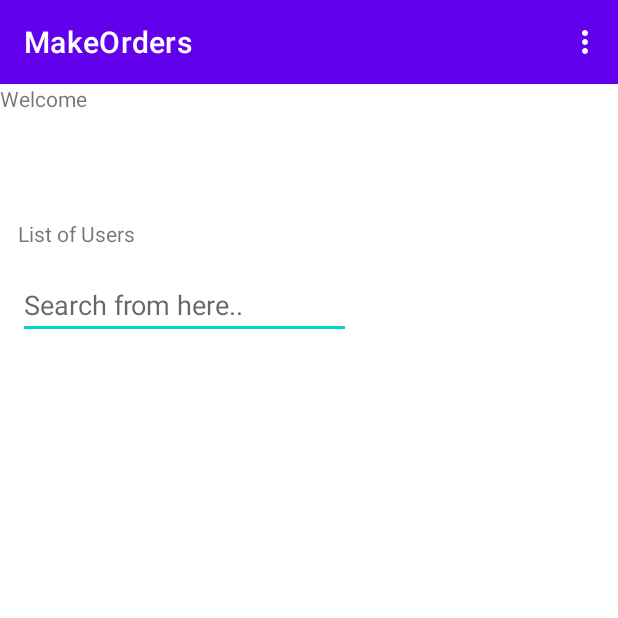
After one commit to kclaudeeager/MakeOrdeApp, an Android app: the AdminHomePage screen opened directly, with no data from a screen before it, on a phone screen of 412 x 824 dp, the top half of it. The commit adds this screen. Run offline under Robolectric (Android 15) with nearby library versions, the phone set to English and light mode, and no system bars; our stand-ins replace Volley; network calls fail; 7 statements that could not run were skipped.

Commit message:
Admin page

```diff
--- /dev/null
+++ b/app/src/main/java/com/demo/makeorders/AdminHomePage.java
@@ -0,0 +1,218 @@
+package com.demo.makeorders;
+
+import static com.demo.makeorders.MainActivity.toMap;
+
+import androidx.appcompat.app.AppCompatActivity;
+import androidx.appcompat.view.menu.MenuBuilder;
+import androidx.recyclerview.widget.RecyclerView;
+
+import android.annotation.SuppressLint;
+import android.app.ProgressDialog;
+import android.content.Intent;
+import android.os.Bundle;
+import android.util.Log;
+import android.view.Menu;
+import android.view.MenuInflater;
+import android.view.MenuItem;
+import android.view.View;
+import android.widget.Button;
+import android.widget.EditText;
+import android.widget.FrameLayout;
+import android.widget.TextView;
+import android.widget.Toast;
+
+import com.android.volley.AuthFailureError;
+import com.android.volley.DefaultRetryPolicy;
+import com.android.volley.RequestQueue;
+import com.android.volley.Response;
+import com.android.volley.VolleyError;
+import com.android.volley.toolbox.JsonObjectRequest;
+import com.android.volley.toolbox.Volley;
+
+import org.json.JSONArray;
+import org.json.JSONException;
+import org.json.JSONObject;
+
+import java.io.UnsupportedEncodingException;
+import java.util.ArrayList;
+import java.util.HashMap;
+import java.util.Map;
+
+public class AdminHomePage extends AppCompatActivity {
+  ArrayList<User> userArrayList;
+  UserAdapter userAdapter;
+  TextView userName;
+  User user;
+  EditText search;
+  Button logoutBtn;
+  RecyclerView recyclerView;
+  FrameLayout frameLayout;
+  String all_names="";
+
+    @Override
+    protected void onCreate(Bundle savedInstanceState) {
+        super.onCreate(savedInstanceState);
+        setContentView(R.layout.activity_admin_home_page);
+        userArrayList=new ArrayList<>();
+        userName=(TextView) findViewById(R.id.username);
+        search=(EditText) findViewById(R.id.search_user);
+        recyclerView=(RecyclerView) findViewById(R.id.userList);
+        frameLayout=(FrameLayout) findViewById(R.id.details);
+        Intent intent=getIntent();
+        String response=intent.getStringExtra("UserInfo");
+
+        try {
+            Log.i("Admin details:", ""+response);
+            JSONObject responseJs=new JSONObject(response);
+            String token=responseJs.get("token").toString();
+            Log.i("Admin details:", responseJs.get("User").toString());
+            JSONObject userJson=new JSONObject(responseJs.get("User").toString());
+            all_names=userJson.get("firstName").toString()+" "+userJson.get("lastName").toString();
+            userName.setText(userJson.get("company").toString());
+            Log.i("AdminJson :",userJson.toString());
+        } catch (JSONException e) {
+            e.printStackTrace();
+        }
+        loadUsers();
+    }
+    public void parseVollyError(VolleyError error){
+        try {
+            String responseBody=new String(error.networkResponse.data,"utf-8");
+            JSONObject data=new JSONObject(responseBody);
+            Log.i("ErrorRe: ",responseBody);
+            String message=data.getString("message");
+            Log.d("Status: ",data.getString("status"));
+            if(data.getString("status").equalsIgnoreCase("500") && message==""){
+                message="Invalid email or password";
+            }
+            Log.i("Error: ",message);
+            Toast.makeText(getApplicationContext(),"Error: "+message,Toast.LENGTH_LONG).show();
+        } catch (UnsupportedEncodingException | JSONException  e) {
+            e.printStackTrace();
+        }
+        catch (NullPointerException nullPointerException){
+            nullPointerException.printStackTrace();
+        }
+    }
+    synchronized private void loadUsers(){
+        final ProgressDialog progressDialog = new ProgressDialog(this);
+        progressDialog.setCancelable(true);
+        progressDialog.setMessage("Please wait for loading....");
+        progressDialog.setProgressStyle(ProgressDialog.STYLE_SPINNER);
+        progressDialog.show();
+        new Thread() {
+            public void run() {
+                try {
+                    RequestQueue requestQueue = Volley.newRequestQueue(AdminHomePage.this);
+                    int method=0;
+                    String url = "https://orderproductsapi.herokuapp.com/api/v1/User/";
+
+                    JSONObject js = new JSONObject();
+
+                    // Make request for JSONObject
+                    JsonObjectRequest jsonObjReq = new JsonObjectRequest(
+                            method, url,null,
+                            new Response.Listener<JSONObject>() {
+                                @Override
+                                public void onResponse(JSONObject response) {
+                                    Log.i("Response obj: ",response.toString());
+                                  Map  UserInfo=new HashMap<>();
+                                    try {
+
+                                        UserInfo=toMap(response);
+                                        Log.i("User details:",UserInfo.toString());
+                                        JSONArray jsonArray=new JSONArray(response.get("Users").toString());
+                                        for(int i=0;i<jsonArray.length();i++){
+                                            user=new User();
+                                          JSONObject object=new JSONObject(jsonArray.getJSONObject(i).toString());
+                                          user.setCompany(object.getString("company"));
+                                          user.setEmail(object.getString("email"));
+                                          user.setRole(object.getInt("role"));
+                                          Log.i("User:>>",user.toString());
+                                          if(!userArrayList.contains(user))
+                                          userArrayList.add(user);
+                                        }
+
+                                        progressDialog.dismiss();
+                                    } catch (JSONException e) {
+                                        e.printStackTrace();
+                                    }
+                                }
+                            }, new Response.ErrorListener() {
+                        @Override
+                        public void onErrorResponse(VolleyError error) {
+                         //  parseVollyError(error);
+                            Log.i("error: ",""+error);
+                            progressDialog.dismiss();
+                        }
+                    }) {
+
+                        /**
+                         * Passing some request headers
+                         */
+                        @Override
+                        public Map<String, String> getHeaders() throws AuthFailureError {
+                            HashMap<String, String> headers = new HashMap<String, String>();
+                            headers.put("Content-Type", "application/json; charset=utf-8");
+                            return headers;
+                        }
+
+                    };
+
+                    // Adding request to request queue
+                    Volley.newRequestQueue(AdminHomePage.this).add(jsonObjReq).setRetryPolicy(new DefaultRetryPolicy(0,-1,DefaultRetryPolicy.DEFAULT_BACKOFF_MULT))
+                            .setShouldCache(false);
+
+                }
+
+                catch (Exception e) {
+                    Log.e("tag", ""+e.getMessage());
+                }
+                // dismiss the progress dialog
+
+
+                // finish();
+            }
+        }.start();
+
+    }
+
+    @Override
+    public void invalidateOptionsMenu() {
+        super.invalidateOptionsMenu();
+    }
+@SuppressLint("RestrictedApi")
+@Override
+    public boolean onCreateOptionsMenu(Menu menu) {
+
+
+        MenuInflater inflater = getMenuInflater();
+        inflater.inflate(R.menu.my_menu, menu);
+      menu.findItem(R.id.user).setTitle(all_names);
+      if(menu instanceof MenuBuilder){
+          ((MenuBuilder) menu).setOptionalIconsVisible(true);
+      }
+        return  super.onCreateOptionsMenu(menu);
+    }
+    public boolean onOptionsItemSelected(MenuItem item) {
+
+        switch (item.getItemId()) {
+            case R.id.logout:
+            logout();
+                return true;
+            case R.id.user:
+               showProfile();
+                return true;
+
+            default:
+                return super.onOptionsItemSelected(item);
+        }
+
+    }
+
+    private void showProfile() {
+    }
+
+    private void logout() {
+    }
+}
--- /dev/null
+++ b/app/src/main/res/drawable/logout.xml
@@ -0,0 +1,10 @@
+<vector xmlns:android="http://schemas.android.com/apk/res/android"
+    android:width="24dp"
+    android:height="24dp"
+    android:viewportWidth="24"
+    android:viewportHeight="24"
+    >
+  <path
+      android:fillColor="@android:color/holo_red_dark"
+      android:pathData="M13,3h-2v10h2L13,3zM17.83,5.17l-1.42,1.42C17.99,7.86 19,9.81 19,12c0,3.87 -3.13,7 -7,7s-7,-3.13 -7,-7c0,-2.19 1.01,-4.14 2.58,-5.42L6.17,5.17C4.23,6.82 3,9.26 3,12c0,4.97 4.03,9 9,9s9,-4.03 9,-9c0,-2.74 -1.23,-5.18 -3.17,-6.83z"/>
+</vector>
--- /dev/null
+++ b/app/src/main/res/drawable/settings.xml
@@ -0,0 +1,10 @@
+<vector xmlns:android="http://schemas.android.com/apk/res/android"
+    android:width="24dp"
+    android:height="24dp"
+    android:viewportWidth="24"
+    android:viewportHeight="24"
+    android:tint="@color/design_default_color_secondary">
+  <path
+      android:fillColor="@android:color/holo_blue_bright"
+      android:pathData="M19.14,12.94c0.04,-0.3 0.06,-0.61 0.06,-0.94c0,-0.32 -0.02,-0.64 -0.07,-0.94l2.03,-1.58c0.18,-0.14 0.23,-0.41 0.12,-0.61l-1.92,-3.32c-0.12,-0.22 -0.37,-0.29 -0.59,-0.22l-2.39,0.96c-0.5,-0.38 -1.03,-0.7 -1.62,-0.94L14.4,2.81c-0.04,-0.24 -0.24,-0.41 -0.48,-0.41h-3.84c-0.24,0 -0.43,0.17 -0.47,0.41L9.25,5.35C8.66,5.59 8.12,5.92 7.63,6.29L5.24,5.33c-0.22,-0.08 -0.47,0 -0.59,0.22L2.74,8.87C2.62,9.08 2.66,9.34 2.86,9.48l2.03,1.58C4.84,11.36 4.8,11.69 4.8,12s0.02,0.64 0.07,0.94l-2.03,1.58c-0.18,0.14 -0.23,0.41 -0.12,0.61l1.92,3.32c0.12,0.22 0.37,0.29 0.59,0.22l2.39,-0.96c0.5,0.38 1.03,0.7 1.62,0.94l0.36,2.54c0.05,0.24 0.24,0.41 0.48,0.41h3.84c0.24,0 0.44,-0.17 0.47,-0.41l0.36,-2.54c0.59,-0.24 1.13,-0.56 1.62,-0.94l2.39,0.96c0.22,0.08 0.47,0 0.59,-0.22l1.92,-3.32c0.12,-0.22 0.07,-0.47 -0.12,-0.61L19.14,12.94zM12,15.6c-1.98,0 -3.6,-1.62 -3.6,-3.6s1.62,-3.6 3.6,-3.6s3.6,1.62 3.6,3.6S13.98,15.6 12,15.6z"/>
+</vector>
--- a/app/src/main/res/layout-land/activity_main.xml
+++ b/app/src/main/res/layout-land/activity_main.xml
@@ -68,6 +68,7 @@
         android:layout_marginTop="24dp"
 
         android:background="@color/teal_700"
+        android:drawableLeft="@drawable/login"
         android:shadowRadius="@integer/material_motion_duration_medium_2"
         android:text="Login"
         android:textColor="@color/white"
--- /dev/null
+++ b/app/src/main/res/layout/activity_admin_home_page.xml
@@ -0,0 +1,73 @@
+<?xml version="1.0" encoding="utf-8"?>
+<androidx.constraintlayout.widget.ConstraintLayout xmlns:android="http://schemas.android.com/apk/res/android"
+    xmlns:app="http://schemas.android.com/apk/res-auto"
+    xmlns:tools="http://schemas.android.com/tools"
+    android:layout_width="match_parent"
+    android:layout_height="match_parent"
+    tools:context=".AdminHomePage">
+
+    <TextView
+        android:id="@+id/textView5"
+        android:layout_width="94dp"
+        android:layout_height="35dp"
+        android:text="Welcome"
+        app:layout_constraintStart_toStartOf="parent"
+        app:layout_constraintTop_toTopOf="parent" />
+
+    <TextView
+        android:id="@+id/username"
+        android:layout_width="177dp"
+        android:layout_height="38dp"
+        app:layout_constraintEnd_toEndOf="parent"
+        app:layout_constraintStart_toEndOf="@+id/textView5"
+        app:layout_constraintTop_toTopOf="parent" />
+
+    <TextView
+        android:id="@+id/textView7"
+        android:layout_width="293dp"
+        android:layout_height="30dp"
+        android:layout_marginTop="52dp"
+        android:text="List of Users"
+        app:layout_constraintEnd_toEndOf="parent"
+        app:layout_constraintHorizontal_bias="0.101"
+        app:layout_constraintStart_toStartOf="parent"
+        app:layout_constraintTop_toBottomOf="@+id/username" />
+
+    <EditText
+        android:id="@+id/search_user"
+        android:layout_width="222dp"
+        android:layout_height="42dp"
+        android:layout_marginTop="8dp"
+        android:ems="10"
+        android:hint="Search from here.."
+        android:inputType="textPersonName"
+        app:layout_constraintEnd_toEndOf="parent"
+        app:layout_constraintHorizontal_bias="0.063"
+        app:layout_constraintStart_toStartOf="parent"
+        app:layout_constraintTop_toBottomOf="@+id/textView7" />
+
+    <androidx.recyclerview.widget.RecyclerView
+        android:id="@+id/userList"
+        android:layout_width="wrap_content"
+        android:layout_height="536dp"
+        android:layout_marginStart="12dp"
+        app:layout_constraintBottom_toBottomOf="parent"
+        app:layout_constraintStart_toStartOf="parent"
+        app:layout_constraintTop_toBottomOf="@+id/search_user"
+        app:layout_constraintVertical_bias="0.878" />
+
+    <FrameLayout
+        android:id="@+id/details"
+        android:layout_width="wrap_content"
+        android:layout_height="wrap_content"
+        android:layout_marginBottom="36dp"
+        app:layout_constraintBottom_toBottomOf="parent"
+        app:layout_constraintEnd_toEndOf="parent"
+        app:layout_constraintHorizontal_bias="0.0"
+        app:layout_constraintStart_toEndOf="@+id/userList"
+        app:layout_constraintTop_toBottomOf="@+id/search_user"
+        app:layout_constraintVertical_bias="0.916">
+
+    </FrameLayout>
+
+</androidx.constraintlayout.widget.ConstraintLayout>
--- a/app/src/main/res/layout/activity_main.xml
+++ b/app/src/main/res/layout/activity_main.xml
@@ -75,6 +75,7 @@
         android:layout_marginTop="28dp"
         android:background="@color/teal_700"
 
+        android:drawableLeft="@drawable/login"
         android:shadowRadius="@integer/material_motion_duration_medium_2"
         android:text="Login"
         android:textColor="@color/white"
--- /dev/null
+++ b/app/src/main/res/menu/my_menu.xml
@@ -0,0 +1,20 @@
+<?xml version="1.0" encoding="utf-8"?>
+<menu xmlns:android="http://schemas.android.com/apk/res/android"
+    xmlns:app="http://schemas.android.com/apk/res-auto"
+    xmlns:tools="http://schemas.android.com/tools"
+    tools:context=".AdminHomePage"
+    >
+<item android:id="@+id/user"
+android:title=""
+    app:showAsAction="ifRoom"
+    />
+    <item android:id="@+id/settings"
+        android:title="Settings"
+        android:icon="@drawable/settings"
+        />
+    <item android:id="@+id/logout"
+        android:title="Logout"
+        android:icon="@drawable/logout"
+
+        />
+</menu>
--- a/app/src/main/res/values/strings.xml
+++ b/app/src/main/res/values/strings.xml
@@ -1,4 +1,8 @@
 <resources>
     <string name="app_name">MakeOrders</string>
     <string name="newUser"><a href="">Register Now</a></string>
+    <string-array name="roles">
+        <item>retailler</item>
+        <item>supplier</item>
+    </string-array>
 </resources>
```
Also changed, not shown: app/src/main/AndroidManifest.xml (+7 -5 lines), app/src/main/java/com/demo/makeorders/MainActivity.java (+36 -6 lines), app/src/main/java/com/demo/makeorders/RegistrationActivity.java (+21 -13 lines), app/src/main/java/com/demo/makeorders/User.java (added, +64 -0 lines), app/src/main/java/com/demo/makeorders/UserAdapter.java (added, +58 -0 lines), app/src/main/java/com/demo/makeorders/UserViewHolder.java (added, +55 -0 lines), app/src/main/res/drawable/login.xml (added, +10 -0 lines), app/src/main/res/layout/user_detail.xml (added, +95 -0 lines), app/src/main/res/layout/user_vew.xml (added, +14 -0 lines).
